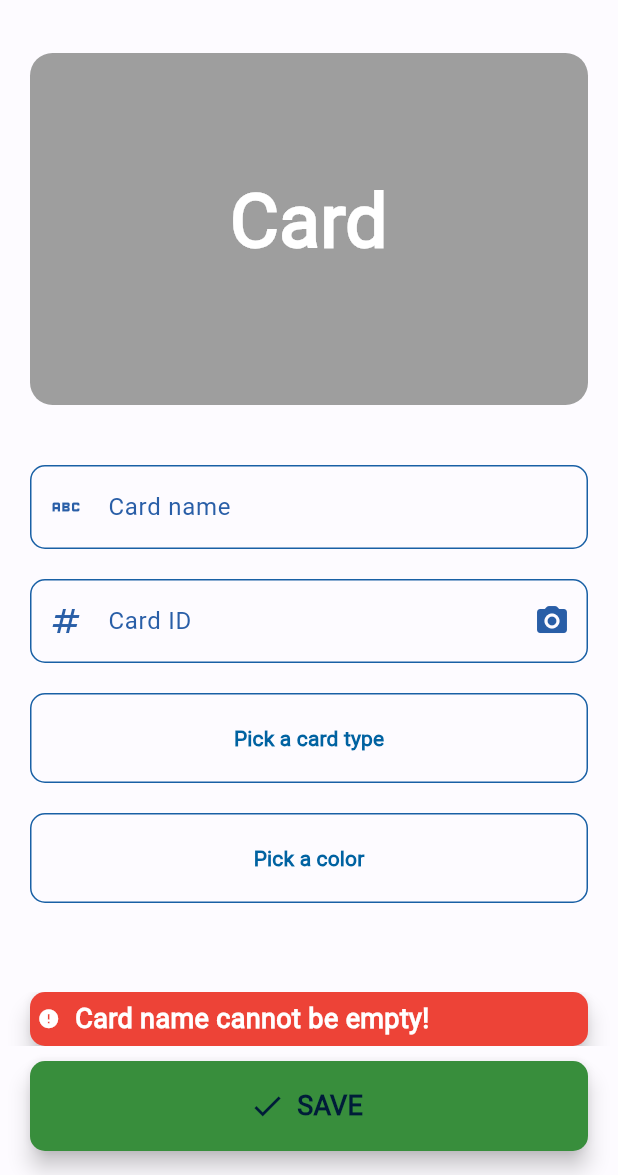
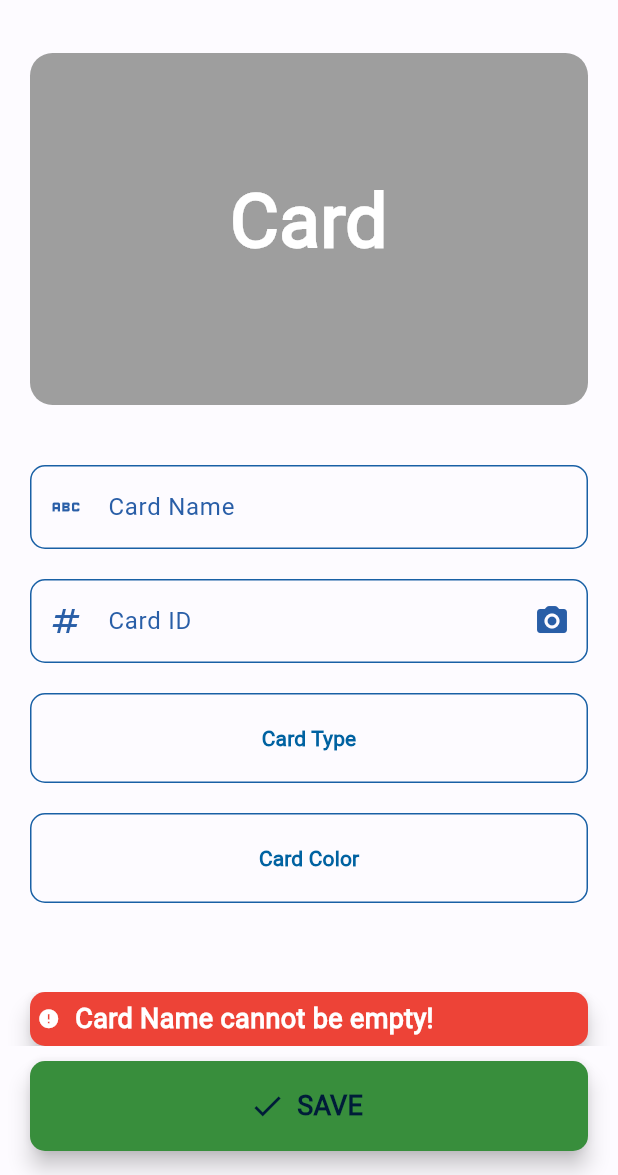
Before and after one commit to GeorgeYT9769/cardabase-app, a Flutter app: the CreateCard screen opened directly, after a tap on "SAVE", on a phone screen of 412 x 824 dp, the part 61-1236 px from its top. Run offline on Flutter 3.47's test engine with Material 3 defaults, Android fonts, the phone set to English and light mode, and no system bars; drawn by our look-alikes of flutter_bounceable; our stand-ins replace barcode_widget, flutter_colorpicker, flutter_slidable, hive, hive_flutter; missing offline and left inert: password_strength_checker, qr_code_scanner; accounts and stored records are empty; Roboto replaces fonts that are missing (Roboto-Regular.ttf).

Commit message:
1.2.0
1.2.0 fix

```diff
--- a/lib/pages/createcardnew.dart
+++ b/lib/pages/createcardnew.dart
@@ -84,7 +84,7 @@ class _CreateCardState extends State<CreateCard> {
       case 'CardType.aztec':
         return 'Type: AZTEC';
       default:
-        return 'Pick a card type'; // Fallback barcode
+        return 'Card Type';
     }
   }
 
@@ -110,7 +110,7 @@ class _CreateCardState extends State<CreateCard> {
   }
 
   void saveNewCard() { //x;
-    if (controller.text.isNotEmpty && verifyEan(controllercardid.text) == true && cardTypeText != 'Pick a card type') {
+    if (controller.text.isNotEmpty && verifyEan(controllercardid.text) == true && cardTypeText != 'Card Type') {
       setState(() {
         cdb.myShops.add([controller.text, controllercardid.text, redValue, greenValue, blueValue, cardTypeText, hasPassword]);
       });
@@ -121,7 +121,7 @@ class _CreateCardState extends State<CreateCard> {
       redValue = 158;
       blueValue = 158;
       greenValue = 158;
-      cardTypeText = 'Pick a card type';
+      cardTypeText = 'Card Type';
       hasPassword = false;
     } else if (controller.text.isEmpty == true ) {
       ScaffoldMessenger.of(context).showSnackBar(
@@ -133,7 +133,7 @@ class _CreateCardState extends State<CreateCard> {
               children: [
                 Icon(Icons.error, size: 15, color: Colors.white,),
                 SizedBox(width: 10,),
-                Text('Card name cannot be empty!', style: TextStyle(fontSize: 18, color: Colors.white, fontWeight: FontWeight.bold)),
+                Text('Card Name cannot be empty!', style: TextStyle(fontSize: 18, color: Colors.white, fontWeight: FontWeight.bold)),
               ],
             ),
             duration: const Duration(milliseconds: 3000),
@@ -184,7 +184,7 @@ class _CreateCardState extends State<CreateCard> {
           backgroundColor: const Color.fromARGB(255, 237, 67, 55),
         ),
       );
-    } else if (cardTypeText == 'Pick a card type') {
+    } else if (cardTypeText == 'Card Type') {
       ScaffoldMessenger.of(context).showSnackBar(
         SnackBar(
           shape: RoundedRectangleBorder(
@@ -194,7 +194,7 @@ class _CreateCardState extends State<CreateCard> {
             children: [
               Icon(Icons.error, size: 15, color: Colors.white,),
               SizedBox(width: 10,),
-              Text('Card type was not chosen!', style: TextStyle(fontSize: 18, color: Colors.white, fontWeight: FontWeight.bold)),
+              Text('Card Type was not selected!', style: TextStyle(fontSize: 18, color: Colors.white, fontWeight: FontWeight.bold)),
             ],
           ),
           duration: const Duration(milliseconds: 3000),
@@ -330,7 +330,7 @@ class _CreateCardState extends State<CreateCard> {
   }
 
   CardType? selectedCardType;
-  String cardTypeText = 'Pick a card type';
+  String cardTypeText = 'Card Type';
 
   void _showBarcodeSelectorDialog() async {
     CardType? result = await showDialog<CardType>(
@@ -451,7 +451,7 @@ class _CreateCardState extends State<CreateCard> {
                     border: OutlineInputBorder(borderRadius: BorderRadius.circular(10), borderSide: const BorderSide(width: 2.0)),
                     focusColor: Theme.of(context).colorScheme.primary,
                     enabledBorder: OutlineInputBorder(borderSide: BorderSide(color: Theme.of(context).colorScheme.primary, width: 1.0), borderRadius: BorderRadius.circular(10)),
-                    labelText: 'Card name',
+                    labelText: 'Card Name',
                     labelStyle: TextStyle(color: Theme.of(context).colorScheme.secondary, fontFamily: 'Roboto-Regular.ttf'),
                     prefixIcon: Icon(Icons.abc, color: Theme.of(context).colorScheme.secondary),
                   ),
@@ -537,7 +537,7 @@ class _CreateCardState extends State<CreateCard> {
                         minimumSize: const Size.fromHeight(100),
                       ),
                       onPressed: openColorPickerDialog,
-                      child: Text('Pick a color', style: TextStyle(
+                      child: Text('Card Color', style: TextStyle(
                         color: Theme.of(context).colorScheme.tertiary,
                         fontWeight: FontWeight.bold,
                         fontFamily: 'Roboto-Regular.ttf',
```
Also changed, not shown: lib/pages/password.dart (+19 -1 lines), 2 other files.
